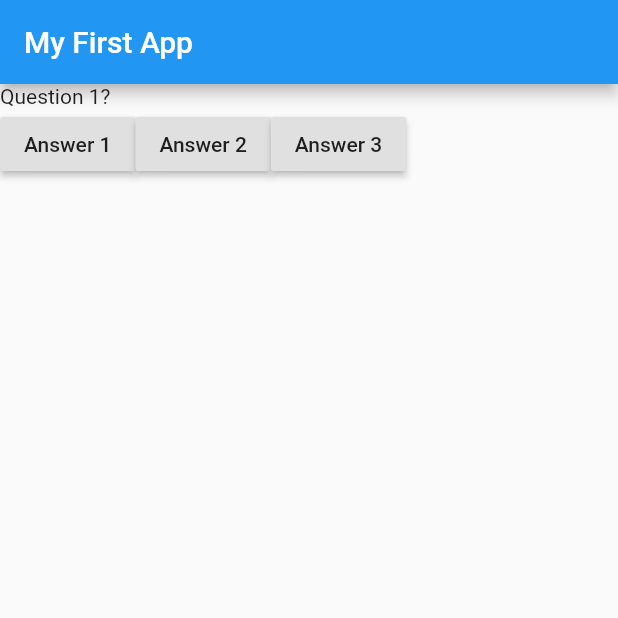
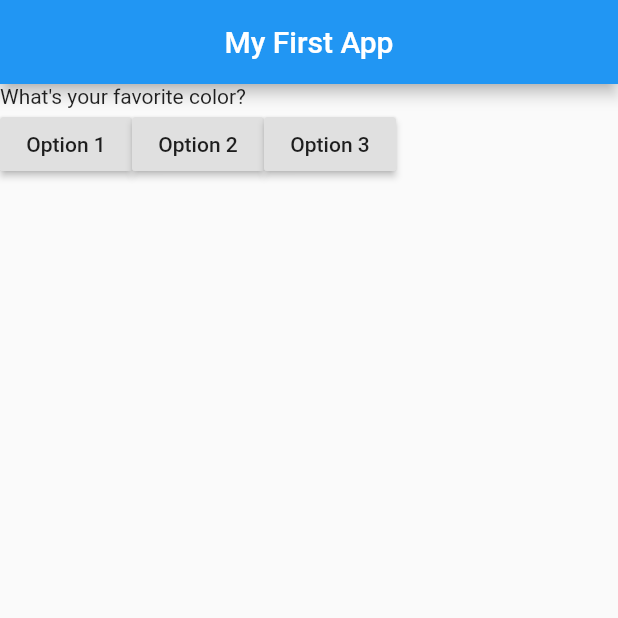
Before and after one commit to marcelfonteles/flutter-app-01, a Flutter app: the screen it shows after launch, on a phone screen of 412 x 824 dp, the top half of it. Run offline on Flutter 3.47's test engine with Material 2 defaults, Android fonts, the phone set to English and light mode, and no system bars.

Commit message:
updated code

```diff
--- a/lib/main.dart
+++ b/lib/main.dart
@@ -1,63 +1,78 @@
-import 'package:flutter/material.dart';
-
-//void main() {
-//  runApp(MyApp());
-//}
+import "package:flutter/material.dart";
 
 void main() => runApp(MyApp());
 
 class MyApp extends StatefulWidget {
+
+//  @override
+//  MyAppState createState() => MyAppState();
   @override
-  State<StatefulWidget> createState() {
-    // TODO: implement createState
+  MyAppState createState() {
     return MyAppState();
   }
 }
 
 class MyAppState extends State<MyApp> {
   var questions = [
-    "Question 1?",
-    "Question 2?",
-    "Question 3?"
+    "What's your favorite color?",
+    "What's your favorite animal?",
+    "What's your favorite sports team?"
   ];
-
   var questionIndex = 0;
-
-  void anwserQuestion() {
+  void answerQuestion() {
     setState(() {
       if (questionIndex < 2) {
         questionIndex += 1;
+      } else {
+        questionIndex = 0;
       }
     });
-    print(questionIndex);
   }
 
   @override
-  Widget build(BuildContext ctx) {
+  Widget build(BuildContext context) {
     return MaterialApp(
       home: Scaffold(
         appBar: AppBar(
-          title: Text("My First App"),
+          title: Center(
+            child: Text("My First App"),
+          ),
         ),
-        body: Column(children: [
-          Row(children: [
-            Text(questions[questionIndex]),
-          ]),
-          Row(children: [
-            RaisedButton(
-              child: Text("Answer 1"),
-              onPressed: anwserQuestion,
+        body: Column(
+          children: <Widget>[
+            Row(
+              children: <Widget>[Text(questions[questionIndex])],
             ),
-            RaisedButton(
-              child: Text("Answer 2"),
-              onPressed: anwserQuestion,
+            Row(
+              children: <Widget>[
+                Column(
+                  children: <Widget>[
+                    RaisedButton(
+                      child: Text("Option 1"),
+                      onPressed: answerQuestion,
+                    ),
+                  ],
+                ),
+                Column(
+                  children: <Widget>[
+                    RaisedButton(
+                      child: Text("Option 2"),
+                      onPressed: answerQuestion,
+                    ),
+                  ],
+                ),
+                Column(
+                  children: <Widget>[
+                    RaisedButton(
+                      child: Text("Option 3"),
+                      onPressed: answerQuestion,
+                    ),
+                  ],
+                ),
+              ],
             ),
-            RaisedButton(
-              child: Text("Answer 3"),
-              onPressed: anwserQuestion,
-            ),
-          ]),
-        ]),
+          ],
+        ),
       ),
     );
   }
```
Also changed, not shown: 1 other file.
